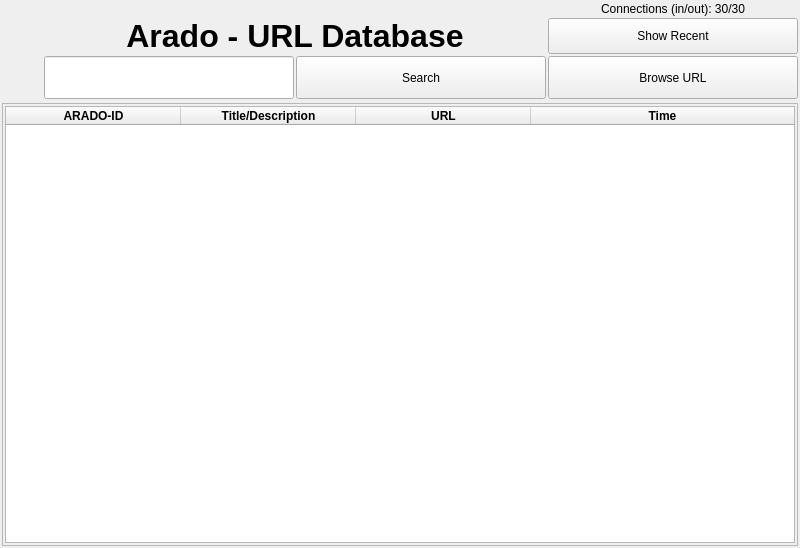
Above: ui/url-display.ui from berndhs/arado before the change. Below: the same form after it.
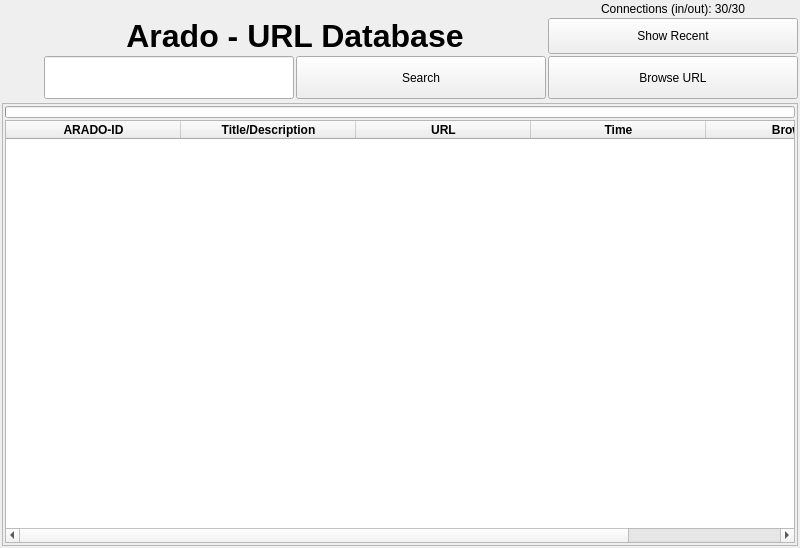
That is the form after the change. Icons and pictures are not drawn.

Commit message: - progressbar added, coneccted with timer to search button - last row of table is new: each line could get a browse button (kugar.png) insode the tabe - browse button outside could get deleted then,

```diff
--- a/ui/url-display.ui
+++ b/ui/url-display.ui
@@ -108,7 +108,7 @@
        </sizepolicy>
       </property>
       <layout class="QGridLayout" name="gridLayout_2">
-       <item row="0" column="0">
+       <item row="1" column="0">
         <widget class="QTableWidget" name="urlTable">
          <property name="sizePolicy">
           <sizepolicy hsizetype="Expanding" vsizetype="Expanding">
@@ -135,13 +135,13 @@
           <bool>true</bool>
          </property>
          <property name="showGrid">
-          <bool>true</bool>
+          <bool>false</bool>
          </property>
          <property name="sortingEnabled">
           <bool>true</bool>
          </property>
          <property name="columnCount">
-          <number>4</number>
+          <number>5</number>
          </property>
          <attribute name="horizontalHeaderDefaultSectionSize">
           <number>175</number>
@@ -196,6 +196,52 @@
            </font>
           </property>
          </column>
+         <column>
+          <property name="text">
+           <string>Browse</string>
+          </property>
+          <property name="font">
+           <font>
+            <weight>75</weight>
+            <bold>true</bold>
+           </font>
+          </property>
+          <property name="textAlignment">
+           <set>AlignHCenter|AlignVCenter|AlignCenter</set>
+          </property>
+          <property name="icon">
+           <iconset resource="../arado.qrc">
+            <normaloff>:/images/kugar.png</normaloff>:/images/kugar.png</iconset>
+          </property>
+         </column>
+        </widget>
+       </item>
+       <item row="0" column="0">
+        <widget class="QProgressBar" name="progressBar">
+         <property name="minimumSize">
+          <size>
+           <width>0</width>
+           <height>0</height>
+          </size>
+         </property>
+         <property name="maximumSize">
+          <size>
+           <width>16777215</width>
+           <height>12</height>
+          </size>
+         </property>
+         <property name="layoutDirection">
+          <enum>Qt::LeftToRight</enum>
+         </property>
+         <property name="autoFillBackground">
+          <bool>false</bool>
+         </property>
+         <property name="value">
+          <number>0</number>
+         </property>
+         <property name="textVisible">
+          <bool>false</bool>
+         </property>
         </widget>
        </item>
       </layout>
```
